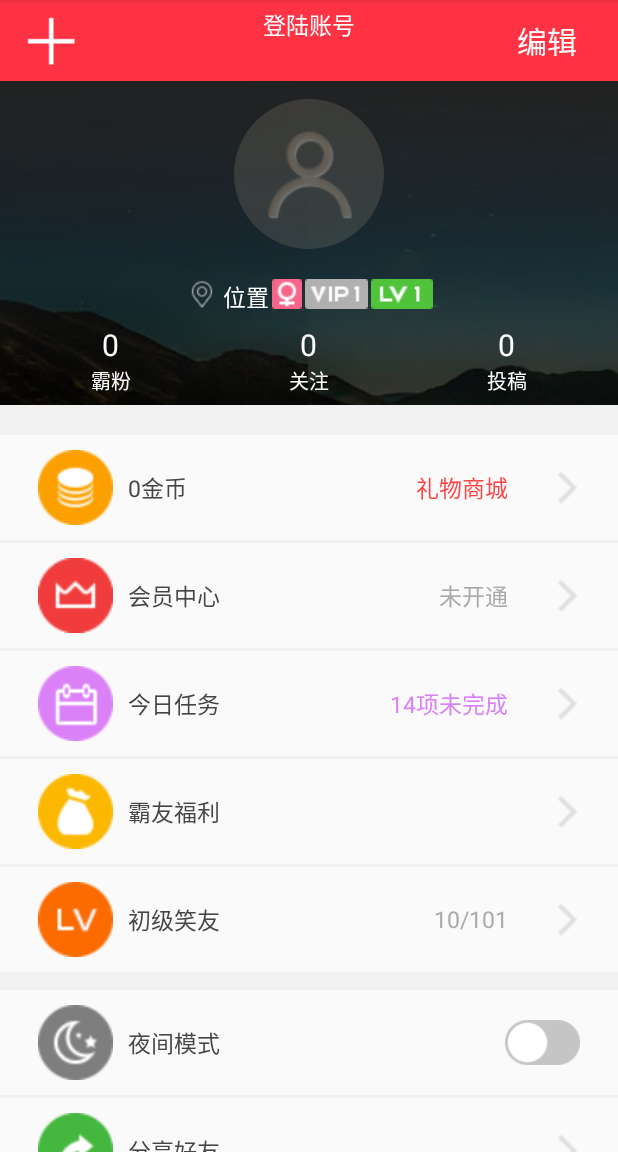
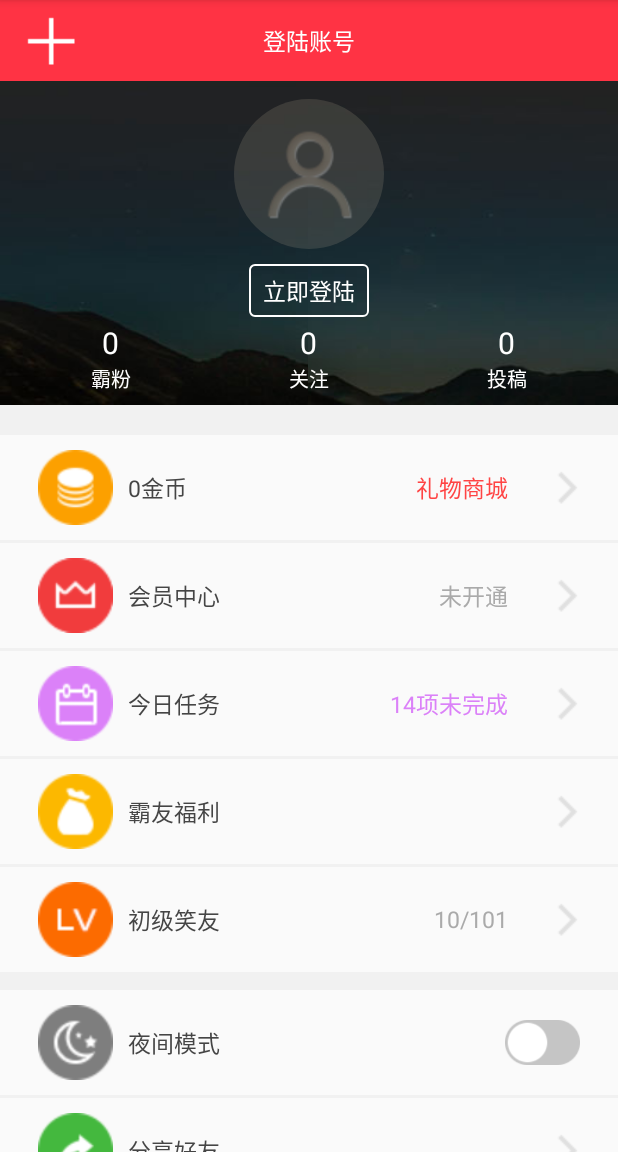
Before and after one commit to UserNameBoss/GraduateAPP2, an Android app: the fragment Fragment_my shown on its own in the app's theme, on a phone screen of 412 x 824 dp, the part 84-1236 px from its top. Run offline under Robolectric (Android 15) with nearby library versions, the phone set to English and light mode, and no system bars; our stand-ins replace ButterKnife, CircleImageView; pictures from the network do not load.

Commit message:
完善登录界面登录模板

```diff
--- /dev/null
+++ b/app/src/main/res/drawable/btn_login.xml
@@ -0,0 +1,7 @@
+<?xml version="1.0" encoding="utf-8"?>
+<shape xmlns:android="http://schemas.android.com/apk/res/android">
+    <solid android:color="@android:color/transparent" /><!-- 背景填充颜色 -->
+    <stroke android:width="1dp" android:color="#ffffff" />
+    <corners android:radius="3dp" /><!-- 边角圆弧的半径 -->
+
+</shape>
--- a/app/src/main/res/layout/fragment_fragment_my.xml
+++ b/app/src/main/res/layout/fragment_fragment_my.xml
@@ -40,7 +40,7 @@
            android:layout_marginTop="20dp"
            android:gravity="center_vertical"
            android:id="@+id/linearLayout_userInformation"
-
+           android:visibility="gone"
            >
            <ImageView
                android:layout_width="wrap_content"
@@ -79,16 +79,17 @@
        </LinearLayout>
            <!--点击登陆按钮，登陆后隐藏-->
            <Button
-               android:layout_width="wrap_content"
-               android:layout_height="50dp"
-
+               android:layout_width="80dp"
+               android:layout_height="35dp"
                android:layout_below="@+id/circleImageView_userImg"
                android:layout_centerHorizontal="true"
                android:text="立即登陆"
                android:textSize="15dp"
-               android:layout_marginTop="20dp"
+               android:layout_marginTop="10dp"
                android:id="@+id/btn_login"
-               android:visibility="gone"
+               android:background="@drawable/btn_login"
+               android:textColor="@android:color/white"
+               android:gravity="center"
                />
            <!--用户粉丝关注投稿布局-->
        <LinearLayout
@@ -625,7 +626,7 @@
                 android:layout_height="wrap_content"
                 android:orientation="horizontal"
                 android:id="@+id/linearLayout_login_userID"
-                android:visibility="invisible"
+                android:visibility="gone"
                 >
                 <TextView
                     android:layout_width="wrap_content"
@@ -633,7 +634,7 @@
                     android:text="霸号："
                     android:textSize="13dp"
                     android:textColor="@android:color/white"
-
+                    android:id="@+id/textView_bahao"
                     />
                 <TextView
                     android:layout_width="wrap_content"
@@ -650,6 +651,7 @@
             android:layout_weight="1"
             android:orientation="horizontal"
             android:layout_height="match_parent">
+            <!--未登录时隐藏-->
             <TextView
                 android:layout_width="0dp"
                 android:layout_weight="1"
@@ -661,6 +663,7 @@
                 android:paddingLeft="70dp"
                 android:id="@+id/textView_login_edit"
                 android:clickable="true"
+                android:visibility="gone"
                 />
 
         </LinearLayout>
```
Also changed, not shown: app/src/main/AndroidManifest.xml (+37 -26 lines), app/src/main/java/com/example/yangxiaolong/graduateapp/activity/My_Login_Activity.java (added, +22 -0 lines), app/src/main/java/com/example/yangxiaolong/graduateapp/frament/Fragment_my.java (+65 -24 lines), app/src/main/res/layout/activity_my__login_.xml (added, +12 -0 lines).
